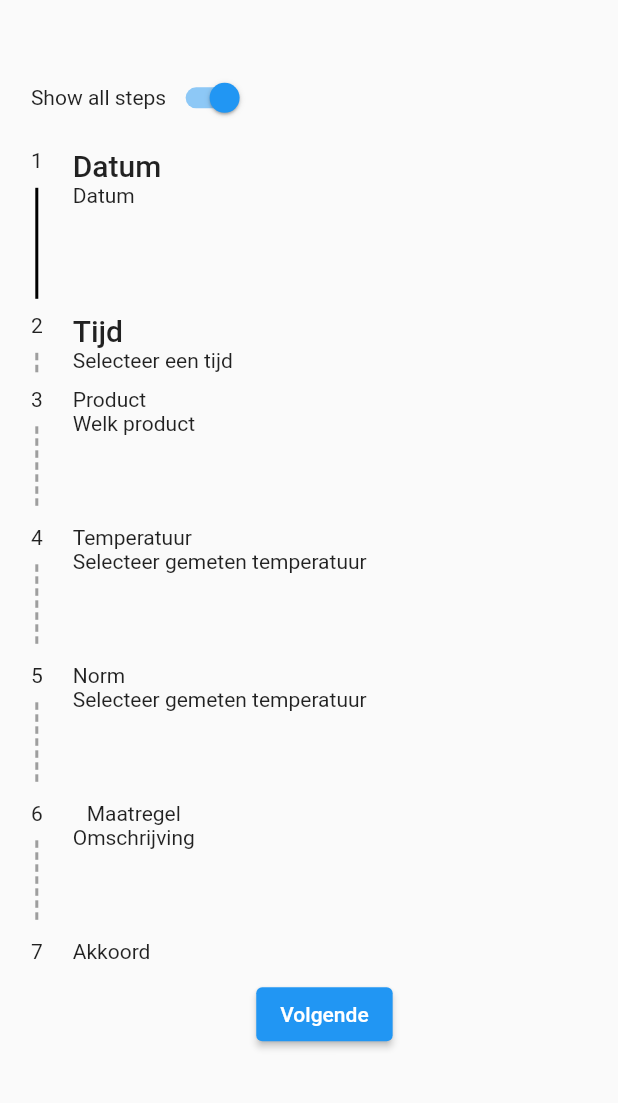
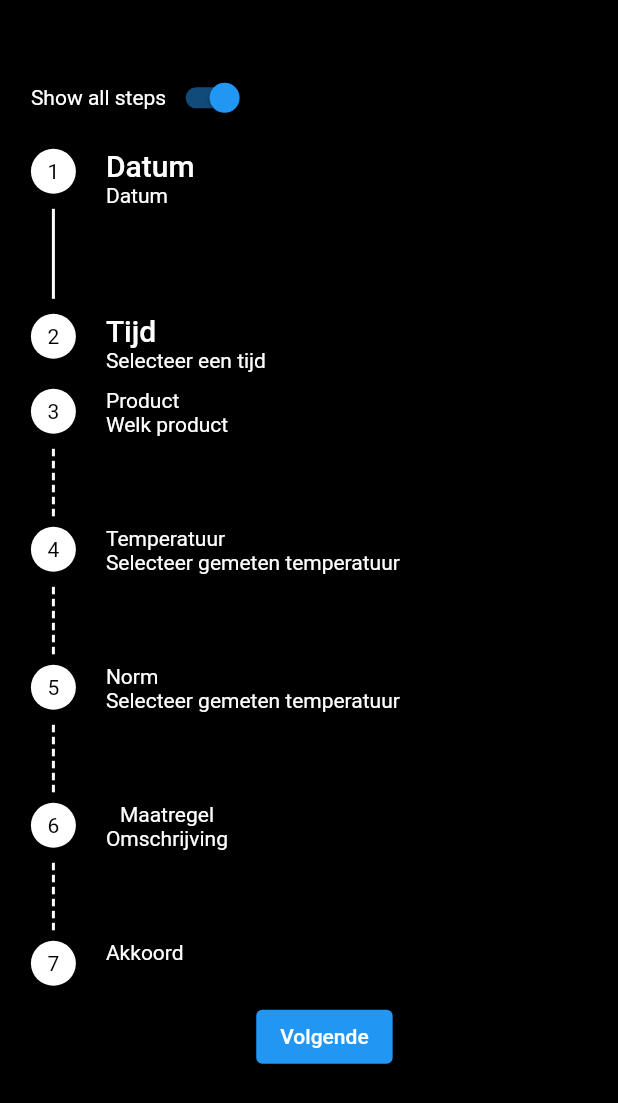
Before and after one commit to Iconica-Development/flutter_stepper, a Flutter app: the screen it shows after launch, on a phone screen of 412 x 824 dp. Shown: the top 1103 px of the screen. Run offline on Flutter 3.47's test engine with Material 2 defaults, Android fonts, the light colour scheme and no system bars.

Commit message:
updated the styling of the steps

```diff
--- a/example/lib/main.dart
+++ b/example/lib/main.dart
@@ -23,6 +23,7 @@ class _StepperDemoState extends State<StepperDemo> {
   @override
   Widget build(BuildContext context) {
     return Scaffold(
+      backgroundColor: Colors.black,
       body: Padding(
         padding: EdgeInsets.only(
           left: MediaQuery.of(context).size.width * 0.05,
@@ -32,7 +33,12 @@ class _StepperDemoState extends State<StepperDemo> {
           children: [
             Row(
               children: [
-                const Text('Show all steps'),
+                const Text(
+                  'Show all steps',
+                  style: TextStyle(
+                    color: Colors.white,
+                  ),
+                ),
                 Switch(
                   value: _showAllSteps,
                   onChanged: (value) {
--- a/example/lib/vertical_multi.dart
+++ b/example/lib/vertical_multi.dart
@@ -29,9 +29,17 @@ class _VerticalMultiPageStepperState extends State<VerticalMultiPageStepper> {
             'eiusmod tempor incididunt ut labore et dolore magna aliqua. '
             'Ut enim ad minim veniam, quis nostrud exercitation ullamco laboris'
             ' nisi ut aliquip ex ea commodo consequat.',
+            style: TextStyle(color: Colors.white),
           ),
         ),
         MultiStepperView(
+          theme: StepperTheme(
+            stepIndicatorTextStyle:
+                Theme.of(context).textTheme.bodyText2?.copyWith(
+                      color: Colors.black,
+                    ),
+            lineColor: Colors.white,
+          ),
           showAllSteps: false,
           currentStep: _currentStep,
           steps: [
@@ -39,33 +47,51 @@ class _VerticalMultiPageStepperState extends State<VerticalMultiPageStepper> {
               content: Column(
                 crossAxisAlignment: CrossAxisAlignment.start,
                 children: [
-                  const Text('Wie ben je?'),
+                  const Text(
+                    'Wie ben je?',
+                    style: TextStyle(color: Colors.white),
+                  ),
                   const SizedBox(
                     height: 20,
                   ),
-                  const Text('Hobbies, wat vind je leuk om te doen?'),
+                  const Text(
+                    'Hobbies, wat vind je leuk om te doen?',
+                    style: TextStyle(color: Colors.white),
+                  ),
                 ],
               ),
             ),
             MultiViewStep(
               content: Column(
                 children: [
-                  const Text('Upload profiel foto'),
+                  const Text(
+                    'Upload profiel foto',
+                    style: TextStyle(color: Colors.white),
+                  ),
                   const SizedBox(
                     height: 20,
                   ),
-                  const Text('Laat je zien aan je collega\'s'),
+                  const Text(
+                    'Laat je zien aan je collega\'s',
+                    style: TextStyle(color: Colors.white),
+                  ),
                 ],
               ),
             ),
             MultiViewStep(
               content: Column(
                 children: [
-                  const Text('Smoelenboek'),
+                  const Text(
+                    'Smoelenboek',
+                    style: TextStyle(color: Colors.white),
+                  ),
                   const SizedBox(
                     height: 20,
                   ),
-                  const Text('Wat mogen collega\'s'),
+                  const Text(
+                    'Wat mogen collega\'s',
+                    style: TextStyle(color: Colors.white),
+                  ),
                 ],
               ),
             ),
--- a/example/lib/vertical_single.dart
+++ b/example/lib/vertical_single.dart
@@ -23,6 +23,13 @@ class _VerticalSinglePageStepperState extends State<VerticalSinglePageStepper> {
         SingleChildScrollView(
           scrollDirection: Axis.vertical,
           child: MultiStepperView(
+            theme: StepperTheme(
+              stepIndicatorTextStyle:
+                  Theme.of(context).textTheme.bodyText2?.copyWith(
+                        color: Colors.black,
+                      ),
+              lineColor: Colors.white,
+            ),
             showAllSteps: true,
             currentStep: _currentStep,
             zeroIndexed: false,
@@ -34,8 +41,18 @@ class _VerticalSinglePageStepperState extends State<VerticalSinglePageStepper> {
                 content: Column(
                   crossAxisAlignment: CrossAxisAlignment.start,
                   children: [
-                    Text('Datum', style: Theme.of(context).textTheme.headline6),
-                    Text('Datum', style: Theme.of(context).textTheme.bodyText2),
+                    Text(
+                      'Datum',
+                      style: Theme.of(context).textTheme.headline6?.copyWith(
+                            color: Colors.white,
+                          ),
+                    ),
+                    Text(
+                      'Datum',
+                      style: Theme.of(context).textTheme.bodyText2?.copyWith(
+                            color: Colors.white,
+                          ),
+                    ),
                   ],
                 ),
                 size: 100,
@@ -46,11 +63,15 @@ class _VerticalSinglePageStepperState extends State<VerticalSinglePageStepper> {
                   children: [
                     Text(
                       'Tijd',
-                      style: Theme.of(context).textTheme.headline6,
+                      style: Theme.of(context).textTheme.headline6?.copyWith(
+                            color: Colors.white,
+                          ),
                     ),
                     Text(
                       'Selecteer een tijd',
-                      style: Theme.of(context).textTheme.bodyText2,
+                      style: Theme.of(context).textTheme.bodyText2?.copyWith(
+                            color: Colors.white,
+                          ),
                     ),
                   ],
                 ),
@@ -59,8 +80,18 @@ class _VerticalSinglePageStepperState extends State<VerticalSinglePageStepper> {
                 content: Column(
                   crossAxisAlignment: CrossAxisAlignment.start,
                   children: [
-                    const Text('Product'),
-                    const Text('Welk product'),
+                    const Text(
+                      'Product',
+                      style: TextStyle(
+                        color: Colors.white,
+                      ),
+                    ),
+                    const Text(
+                      'Welk product',
+                      style: TextStyle(
+                        color: Colors.white,
+                      ),
+                    ),
                     const SizedBox(height: 50),
                   ],
                 ),
@@ -69,8 +100,18 @@ class _VerticalSinglePageStepperState extends State<VerticalSinglePageStepper> {
                 content: Column(
                   crossAxisAlignment: CrossAxisAlignment.start,
                   children: [
-                    const Text('Temperatuur'),
-                    const Text('Selecteer gemeten temperatuur'),
+                    const Text(
+                      'Temperatuur',
+                      style: TextStyle(
+                        color: Colors.white,
+                      ),
+                    ),
+                    const Text(
+                      'Selecteer gemeten temperatuur',
+                      style: TextStyle(
+                        color: Colors.white,
+                      ),
+                    ),
                     const SizedBox(height: 50),
                   ],
                 ),
@@ -79,8 +120,18 @@ class _VerticalSinglePageStepperState extends State<VerticalSinglePageStepper> {
                 content: Column(
                   crossAxisAlignment: CrossAxisAlignment.start,
                   children: [
-                    const Text('Norm'),
-                    const Text('Selecteer gemeten temperatuur'),
+                    const Text(
+                      'Norm',
+                      style: TextStyle(
+                        color: Colors.white,
+                      ),
+                    ),
+                    const Text(
+                      'Selecteer gemeten temperatuur',
+                      style: TextStyle(
+                        color: Colors.white,
+                      ),
+                    ),
                     const SizedBox(height: 50),
                   ],
                 ),
@@ -88,13 +139,30 @@ class _VerticalSinglePageStepperState extends State<VerticalSinglePageStepper> {
               MultiViewStep(
                 content: Column(
                   children: [
-                    const Text('Maatregel'),
-                    const Text('Omschrijving'),
+                    const Text(
+                      'Maatregel',
+                      style: TextStyle(
+                        color: Colors.white,
+                      ),
+                    ),
+                    const Text(
+                      'Omschrijving',
+                      style: TextStyle(
+                        color: Colors.white,
+                      ),
+                    ),
                     const SizedBox(height: 50),
                   ],
                 ),
               ),
-              const MultiViewStep(content: Text('Akkoord')),
+              const MultiViewStep(
+                content: Text(
+                  'Akkoord',
+                  style: TextStyle(
+                    color: Colors.white,
+                  ),
+                ),
+              ),
             ],
           ),
         ),
--- a/lib/src/line_painter.dart
+++ b/lib/src/line_painter.dart
@@ -29,7 +29,7 @@ class VerticalDashedLinePainter extends CustomPainter {
   void paint(Canvas canvas, Size size) {
     var startY = 0.0;
     var paint = Paint()
-      ..color = Colors.grey
+      ..color = dashColor
       ..strokeWidth = strokeWidth;
     while (startY < size.height) {
       canvas.drawLine(Offset(0, startY), Offset(0, startY + dashHeight), paint);
--- a/lib/src/models/stepper_theme.dart
+++ b/lib/src/models/stepper_theme.dart
@@ -13,6 +13,9 @@ class StepperTheme {
     this.lineDashGapLength = 3,
     this.lineColor = Colors.black,
     this.stepIndicatorTextStyle,
+    this.stepIndicatorSize = 30,
+    this.iconDone = Icons.check,
+    this.iconSize = 20,
   });
 
   /// The padding between the start of the line and the stepper indicator.
@@ -32,4 +35,13 @@ class StepperTheme {
 
   /// The style of the step indicator text.
   final TextStyle? stepIndicatorTextStyle;
+
+  /// Height and width of the step indicator.
+  final double stepIndicatorSize;
+
+  /// The icon to show when the step is done.
+  final IconData iconDone;
+
+  /// The size of the icon.
+  final double iconSize;
 }
--- a/lib/src/stepper.dart
+++ b/lib/src/stepper.dart
@@ -65,13 +65,27 @@ class MultiStepperView extends StatelessWidget {
             padding: EdgeInsets.only(left: paddingLeft, right: paddingRight),
             child: Column(
               children: [
-                Text((currentStep + (zeroIndexed ? 0 : 1)).toString()),
+                Container(
+                  width: theme.stepIndicatorSize,
+                  height: theme.stepIndicatorSize,
+                  decoration: BoxDecoration(
+                    shape: BoxShape.circle,
+                    color: theme.lineColor,
+                  ),
+                  child: Center(
+                    child: Text(
+                      (currentStep + (zeroIndexed ? 0 : 1)).toString(),
+                      style: theme.stepIndicatorTextStyle ??
+                          Theme.of(context).textTheme.bodyText2,
+                    ),
+                  ),
+                ),
                 Padding(
                   padding: EdgeInsets.only(top: theme.linePadding),
                   child: Container(
                     width: 1,
                     height: pageHeight,
-                    color: Colors.black,
+                    color: theme.lineColor,
                   ),
                 ),
               ],
@@ -103,10 +117,29 @@ class MultiStepperView extends StatelessWidget {
                                 bottom: theme.linePadding,
                                 top: theme.linePadding,
                               ),
-                              child: Text(
-                                (i + (zeroIndexed ? 0 : 1)).toString(),
-                                style: theme.stepIndicatorTextStyle ??
-                                    Theme.of(context).textTheme.bodyText2,
+                              child: Container(
+                                width: theme.stepIndicatorSize,
+                                height: theme.stepIndicatorSize,
+                                decoration: BoxDecoration(
+                                  shape: BoxShape.circle,
+                                  color: theme.lineColor,
+                                ),
+                                child: Center(
+                                  child: currentStep >
+                                          (i + (zeroIndexed ? 0 : 1))
+                                      ? Icon(
+                                          theme.iconDone,
+                                          size: theme.iconSize,
+                                        )
+                                      : Text(
+                                          (i + (zeroIndexed ? 0 : 1))
+                                              .toString(),
+                                          style: theme.stepIndicatorTextStyle ??
+                                              Theme.of(context)
+                                                  .textTheme
+                                                  .bodyText2,
+                                        ),
+                                ),
                               ),
                             ),
                           ),
--- a/pubspec.yaml
+++ b/pubspec.yaml
@@ -1,6 +1,6 @@
 name: stepper
 description: Flutter package to create a Stepper widget that can be used to display a sequence of steps with a line between each step.
-version: 0.0.1
+version: 0.0.2
 homepage: https://github.com/Iconica-Development/stepper
 
 environment:
```
Also changed, not shown: example/pubspec.lock, 1 other file.
